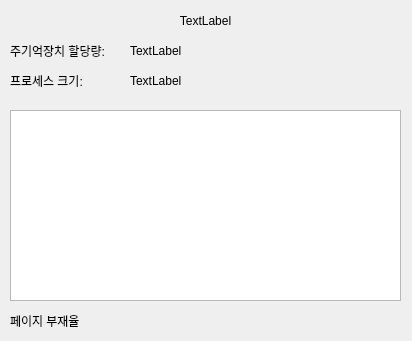
Above: VSM.ui from wnstjr9711/pyqt before the change. Below: the same form after it.
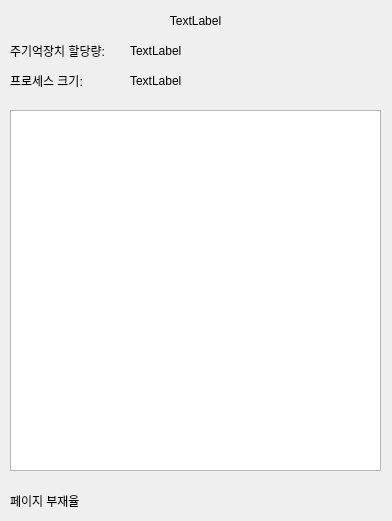
That is the form after the change.

The edit to the form file:
```diff
--- a/VSM.ui
+++ b/VSM.ui
@@ -9,8 +9,8 @@
    <rect>
     <x>0</x>
     <y>0</y>
-    <width>412</width>
-    <height>341</height>
+    <width>392</width>
+    <height>521</height>
    </rect>
   </property>
   <property name="windowTitle">
@@ -19,7 +19,7 @@
   <widget class="QLabel" name="label">
    <property name="geometry">
     <rect>
-     <x>40</x>
+     <x>30</x>
      <y>10</y>
      <width>331</width>
      <height>21</height>
@@ -88,8 +88,8 @@
    <property name="geometry">
     <rect>
      <x>10</x>
-     <y>310</y>
-     <width>391</width>
+     <y>490</y>
+     <width>371</width>
      <height>21</height>
     </rect>
    </property>
@@ -102,8 +102,8 @@
     <rect>
      <x>10</x>
      <y>110</y>
-     <width>391</width>
-     <height>191</height>
+     <width>371</width>
+     <height>361</height>
     </rect>
    </property>
    <attribute name="horizontalHeaderVisible">
```
